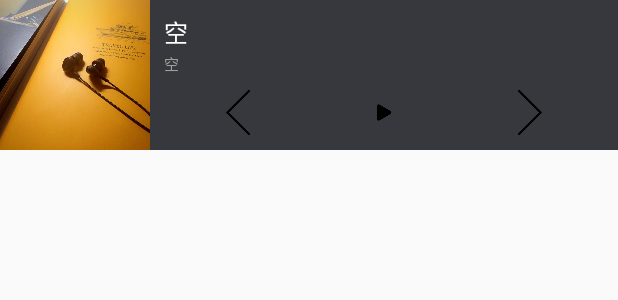
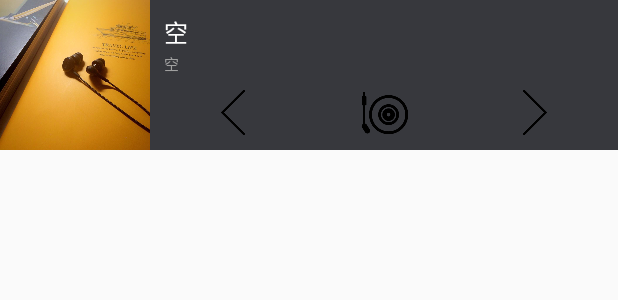
Before and after one commit to ywww128/musicPlay, an Android app: the layout notification_bar_music.xml on its own in the app's theme, with its tools: preview values and no code run, on a phone screen of 412 x 824 dp. Shown: the top 300 px of the screen. Run offline under Robolectric (Android 15) with nearby library versions, the phone set to English and light mode, and no system bars; network calls fail.

Commit message:
优化通知栏界面

```diff
--- a/app/src/main/java/com/example/musicplayer/fragment/BottomMainFragment.java
+++ b/app/src/main/java/com/example/musicplayer/fragment/BottomMainFragment.java
@@ -116,6 +116,8 @@ public class BottomMainFragment extends Fragment {
         playMusicAnim.setRepeatCount(-1);
         // 旋转不卡顿
         playMusicAnim.setInterpolator(new LinearInterpolator());
+        playMusicAnim.start();
+        playMusicAnim.pause();
     }
 
     /**
@@ -260,7 +262,7 @@ public class BottomMainFragment extends Fragment {
 
     public void changePlayMusicAnim(boolean isPlaying){
         if(isPlaying){
-            playMusicAnim.start();
+            playMusicAnim.resume();
         } else {
             playMusicAnim.pause();
         }
--- a/app/src/main/res/layout/notification_bar_music.xml
+++ b/app/src/main/res/layout/notification_bar_music.xml
@@ -70,10 +70,10 @@
 
             <ImageView
                 android:id="@+id/iv_play_song"
-                android:layout_width="0dp"
-                android:layout_height="wrap_content"
+                android:layout_width="20dp"
+                android:layout_height="40dp"
                 android:layout_weight="1"
-                android:src="@drawable/song_playing_play" />
+                android:src="@drawable/notification_suspend" />
 
             <ImageView
                 android:id="@+id/iv_next_song"
```
Also changed, not shown: app/src/main/java/com/example/musicplayer/service/MusicPlayingService.java (+12 -10 lines).
